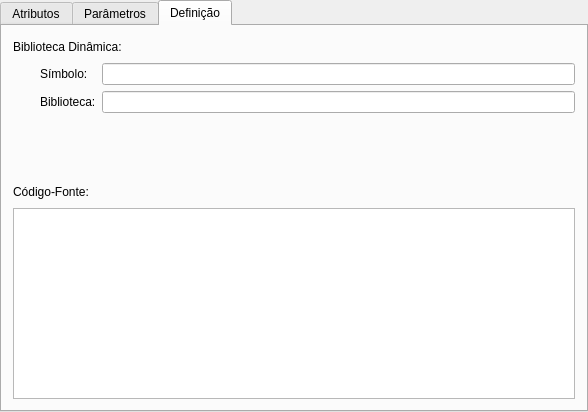
This is pgmodeler_ui/ui/funcaowidget.ui in erdincay/pgmodeler-old as Qt 5 draws it before an edit. The edited form follows.
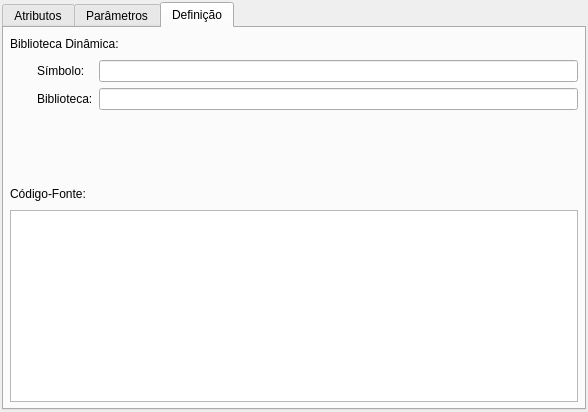
This is the edited form. The open tabs and pages were chosen to show the change.

```diff
--- a/pgmodeler_ui/ui/funcaowidget.ui
+++ b/pgmodeler_ui/ui/funcaowidget.ui
@@ -27,10 +27,10 @@
   </property>
   <layout class="QGridLayout" name="funcao_grid">
    <property name="margin">
-    <number>0</number>
+    <number>2</number>
    </property>
    <property name="spacing">
-    <number>4</number>
+    <number>6</number>
    </property>
    <item row="0" column="0">
     <widget class="QTabWidget" name="funcaowidget_twg">
@@ -307,6 +307,12 @@
        <string>Definição</string>
       </attribute>
       <layout class="QGridLayout" name="gridLayout_4">
+       <property name="margin">
+        <number>4</number>
+       </property>
+       <property name="spacing">
+        <number>6</number>
+       </property>
        <item row="0" column="0">
         <widget class="QFrame" name="biblioteca_frm">
          <property name="frameShape">
@@ -319,6 +325,9 @@
           <property name="margin">
            <number>2</number>
           </property>
+          <property name="spacing">
+           <number>6</number>
+          </property>
           <item row="0" column="0" colspan="3">
            <widget class="QLabel" name="biblioteca1_lbl">
             <property name="text">
@@ -441,6 +450,9 @@
           <property name="margin">
            <number>2</number>
           </property>
+          <property name="spacing">
+           <number>6</number>
+          </property>
           <item row="0" column="0">
            <widget class="QLabel" name="codigofonte_lbl">
             <property name="text">
```
Left out of the diff: 5 changed lines with no effect on the pictures.
